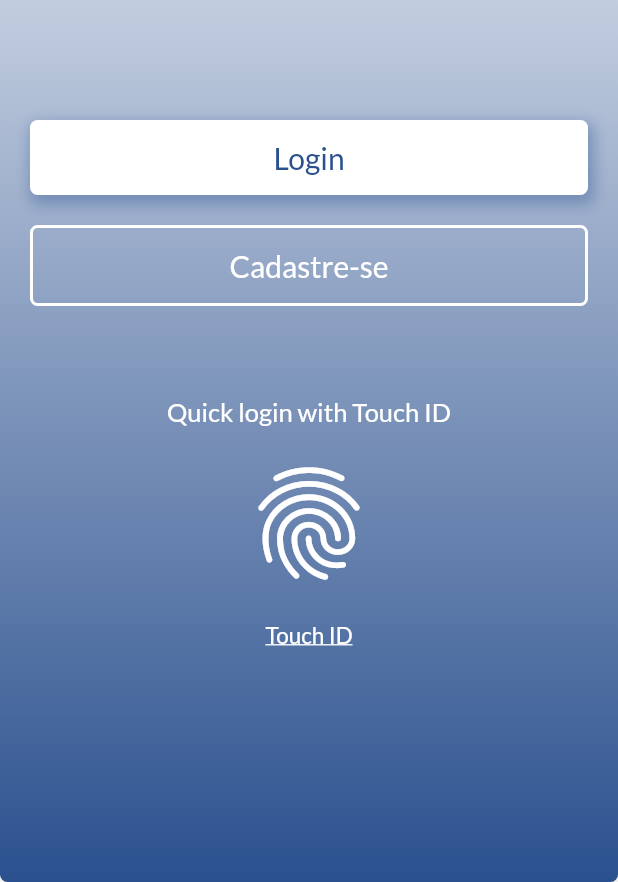
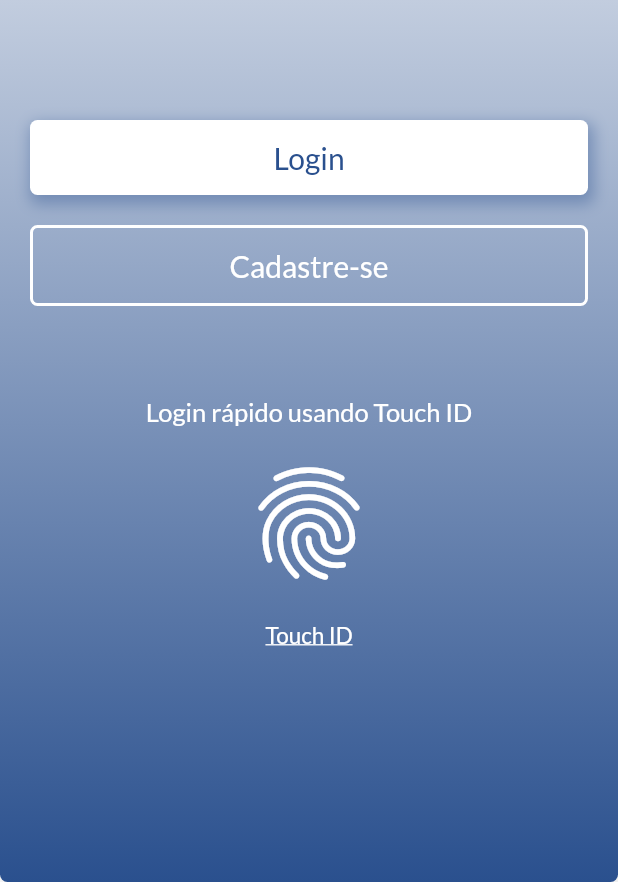
Before and after one commit to brunoslsbrito/flutter-app-banking, a Flutter app: the screen it shows after launch, on a phone screen of 412 x 824 dp, the part 354-1236 px from its top. Run offline on Flutter 3.47's test engine with Material 2 defaults, Android fonts, the phone set to English and light mode, and no system bars; our stand-ins replace datetime_picker_formfield, google_fonts.

Commit message:
Ajuste na label

```diff
--- a/lib/src/welcomePage.dart
+++ b/lib/src/welcomePage.dart
@@ -69,7 +69,7 @@ class _WelcomePageState extends State<WelcomePage> {
         child: Column(
           children: <Widget>[
             Text(
-              'Quick login with Touch ID',
+              'Login rápido usando Touch ID',
               style: TextStyle(color: Colors.white, fontSize: 17),
             ),
             SizedBox(
```
